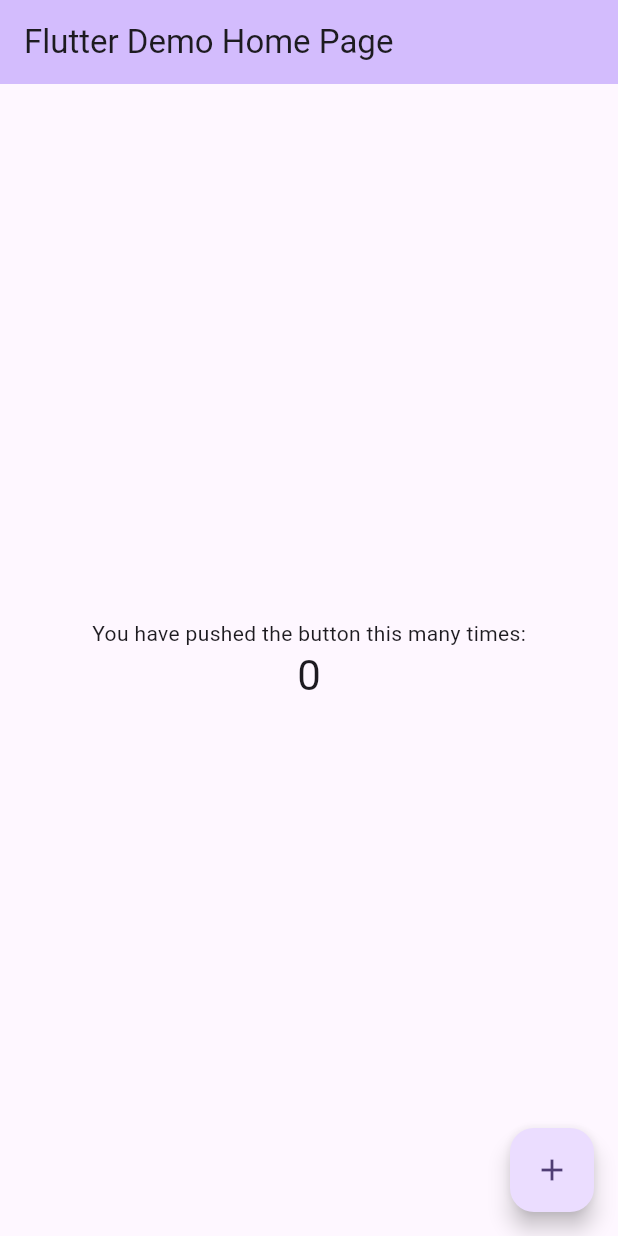
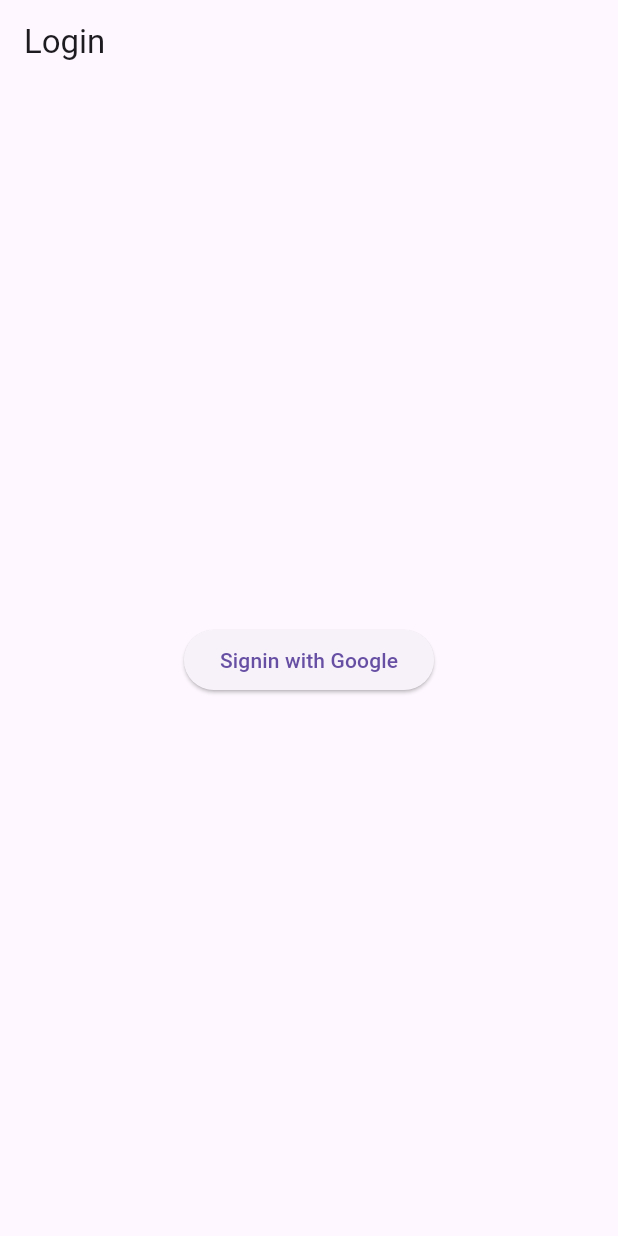
Before and after one commit to Varun-Kolanu/csoc_flutter, a Flutter app: the screen it shows after launch, on a phone screen of 412 x 824 dp. Run offline on Flutter 3.47's test engine with Material 3 defaults, Android fonts, the phone set to English and light mode, and no system bars; our stand-ins replace cloud_firestore, firebase_auth, firebase_core, flutter_bloc, google_sign_in; accounts and stored records are empty.

```diff
--- /dev/null
+++ b/lib/cubit/auth_state.dart
@@ -0,0 +1,19 @@
+part of 'auth_cubit.dart';
+
+abstract class AuthState {
+  const AuthState();
+}
+
+class AuthInitial extends AuthState {}
+
+class AuthLoading extends AuthState {}
+
+class AuthSuccess extends AuthState {
+  final UserModel user;
+  const AuthSuccess(this.user);
+}
+
+class AuthError extends AuthState {
+  final String error;
+  const AuthError(this.error);
+}
--- a/lib/main.dart
+++ b/lib/main.dart
@@ -1,125 +1,58 @@
+import 'package:csoc_flutter/cubit/auth_cubit.dart';
+import 'package:csoc_flutter/firebase_options.dart';
+import 'package:csoc_flutter/repositories/user_repository.dart';
+import 'package:csoc_flutter/ui/screens/home_screen.dart';
+import 'package:csoc_flutter/ui/screens/login_screen.dart';
+import 'package:firebase_core/firebase_core.dart';
 import 'package:flutter/material.dart';
+import 'package:flutter_bloc/flutter_bloc.dart';
 
-void main() {
-  runApp(const MyApp());
+void main() async {
+  WidgetsFlutterBinding.ensureInitialized();
+
+  // Initializing the firebase
+  await Firebase.initializeApp(
+    options: DefaultFirebaseOptions.currentPlatform,
+  );
+
+  // BLOC Pattern:
+  // 1. We call cubit, cubit does some work and calls repository.
+  // 2. Repository is responsible for returning data from APIs.
+  // 3. Repository uses Models to convert data into JSON format or JSON to class.
+  // 4. Then after all data returning, cubit emits a state. According to that state, UI gets changed inside BlocProvider.
+
+  // Creating the AuthCubit for state management. This provides cubit to all its children.
+  runApp(
+    BlocProvider<AuthCubit>(
+      create: (context) => AuthCubit(UserRepository()),
+      child: const MyApp(),
+    ),
+  );
 }
 
 class MyApp extends StatelessWidget {
   const MyApp({super.key});
 
-  // This widget is the root of your application.
   @override
   Widget build(BuildContext context) {
+    final authCubit = context.read<AuthCubit>();
+
     return MaterialApp(
-      title: 'Flutter Demo',
-      theme: ThemeData(
-        // This is the theme of your application.
-        //
-        // TRY THIS: Try running your application with "flutter run". You'll see
-        // the application has a purple toolbar. Then, without quitting the app,
-        // try changing the seedColor in the colorScheme below to Colors.green
-        // and then invoke "hot reload" (save your changes or press the "hot
-        // reload" button in a Flutter-supported IDE, or press "r" if you used
-        // the command line to start the app).
-        //
-        // Notice that the counter didn't reset back to zero; the application
-        // state is not lost during the reload. To reset the state, use hot
-        // restart instead.
-        //
-        // This works for code too, not just values: Most code changes can be
-        // tested with just a hot reload.
-        colorScheme: ColorScheme.fromSeed(seedColor: Colors.deepPurple),
-        useMaterial3: true,
+      home: BlocBuilder<AuthCubit, AuthState>(
+        bloc: authCubit,
+        builder: (context, state) {
+          if (state is AuthInitial) {
+            return const LoginScreen();
+          } else if (state is AuthSuccess) {
+            return HomeScreen(user: state.user);
+          } else if (state is AuthError) {
+            return LoginScreen(
+              msg: state.error,
+            );
+          }
+          return const LoginScreen();
+        },
       ),
-      home: const MyHomePage(title: 'Flutter Demo Home Page'),
     );
   }
 }
-
-class MyHomePage extends StatefulWidget {
-  const MyHomePage({super.key, required this.title});
-
-  // This widget is the home page of your application. It is stateful, meaning
-  // that it has a State object (defined below) that contains fields that affect
-  // how it looks.
-
-  // This class is the configuration for the state. It holds the values (in this
-  // case the title) provided by the parent (in this case the App widget) and
-  // used by the build method of the State. Fields in a Widget subclass are
-  // always marked "final".
-
-  final String title;
-
-  @override
-  State<MyHomePage> createState() => _MyHomePageState();
-}
-
-class _MyHomePageState extends State<MyHomePage> {
-  int _counter = 0;
-
-  void _incrementCounter() {
-    setState(() {
-      // This call to setState tells the Flutter framework that something has
-      // changed in this State, which causes it to rerun the build method below
-      // so that the display can reflect the updated values. If we changed
-      // _counter without calling setState(), then the build method would not be
-      // called again, and so nothing would appear to happen.
-      _counter++;
-    });
-  }
-
-  @override
-  Widget build(BuildContext context) {
-    // This method is rerun every time setState is called, for instance as done
-    // by the _incrementCounter method above.
-    //
-    // The Flutter framework has been optimized to make rerunning build methods
-    // fast, so that you can just rebuild anything that needs updating rather
-    // than having to individually change instances of widgets.
-    return Scaffold(
-      appBar: AppBar(
-        // TRY THIS: Try changing the color here to a specific color (to
-        // Colors.amber, perhaps?) and trigger a hot reload to see the AppBar
-        // change color while the other colors stay the same.
-        backgroundColor: Theme.of(context).colorScheme.inversePrimary,
-        // Here we take the value from the MyHomePage object that was created by
-        // the App.build method, and use it to set our appbar title.
-        title: Text(widget.title),
-      ),
-      body: Center(
-        // Center is a layout widget. It takes a single child and positions it
-        // in the middle of the parent.
-        child: Column(
-          // Column is also a layout widget. It takes a list of children and
-          // arranges them vertically. By default, it sizes itself to fit its
-          // children horizontally, and tries to be as tall as its parent.
-          //
-          // Column has various properties to control how it sizes itself and
-          // how it positions its children. Here we use mainAxisAlignment to
-          // center the children vertically; the main axis here is the vertical
-          // axis because Columns are vertical (the cross axis would be
-          // horizontal).
-          //
-          // TRY THIS: Invoke "debug painting" (choose the "Toggle Debug Paint"
-          // action in the IDE, or press "p" in the console), to see the
-          // wireframe for each widget.
-          mainAxisAlignment: MainAxisAlignment.center,
-          children: <Widget>[
-            const Text(
-              'You have pushed the button this many times:',
-            ),
-            Text(
-              '$_counter',
-              style: Theme.of(context).textTheme.headlineMedium,
-            ),
-          ],
-        ),
-      ),
-      floatingActionButton: FloatingActionButton(
-        onPressed: _incrementCounter,
-        tooltip: 'Increment',
-        child: const Icon(Icons.add),
-      ), // This trailing comma makes auto-formatting nicer for build methods.
-    );
-  }
-}
--- /dev/null
+++ b/lib/models/user_model.dart
@@ -0,0 +1,26 @@
+import 'package:cloud_firestore/cloud_firestore.dart';
+
+class UserModel {
+  final firebaseCollection = FirebaseFirestore.instance.collection("User");
+  final String? id;
+  final String? name;
+  final String? email;
+
+  UserModel({
+    this.id,
+    this.name,
+    this.email,
+  });
+
+  Map<String, dynamic> toJson() => {
+        'id': id,
+        'name': name,
+        'email': email,
+      };
+
+  factory UserModel.fromJson(Map<String, dynamic> json) => UserModel(
+        id: json["id"],
+        name: json["name"],
+        email: json["email"],
+      );
+}
--- /dev/null
+++ b/lib/services/auth_service.dart
@@ -0,0 +1,25 @@
+import 'package:firebase_auth/firebase_auth.dart';
+import 'package:google_sign_in/google_sign_in.dart';
+
+class AuthService {
+  final FirebaseAuth firebaseAuth = FirebaseAuth.instance;
+  final GoogleSignIn _googleSignIn = GoogleSignIn();
+
+  Future<UserCredential?> signInWithGoogle() async {
+    final GoogleSignInAccount? googleUser = await _googleSignIn.signIn();
+
+    if (googleUser != null) {
+      final GoogleSignInAuthentication googleAuth =
+          await googleUser.authentication;
+      final credential = GoogleAuthProvider.credential(
+        accessToken: googleAuth.accessToken,
+        idToken: googleAuth.idToken,
+      );
+      return await firebaseAuth.signInWithCredential(credential);
+    } else {
+      return null;
+    }
+  }
+
+  User? get currentUser => firebaseAuth.currentUser;
+}
--- /dev/null
+++ b/lib/ui/screens/login_screen.dart
@@ -0,0 +1,30 @@
+import 'package:csoc_flutter/cubit/auth_cubit.dart';
+import 'package:flutter/material.dart';
+import 'package:flutter_bloc/flutter_bloc.dart';
+
+class LoginScreen extends StatefulWidget {
+  final String? msg;
+
+  const LoginScreen({super.key, this.msg});
+
+  @override
+  State<LoginScreen> createState() => _LoginScreenState();
+}
+
+class _LoginScreenState extends State<LoginScreen> {
+  @override
+  Widget build(BuildContext context) {
+    final authCubit = context.read<AuthCubit>();
+    return Scaffold(
+      appBar: AppBar(
+        title: const Text("Login"),
+      ),
+      body: Center(
+        child: ElevatedButton(
+          onPressed: authCubit.signinWithGoogle,
+          child: const Text("Signin with Google"),
+        ),
+      ),
+    );
+  }
+}
--- /dev/null
+++ b/lib/utils/constants.dart
@@ -0,0 +1,3 @@
+class AppConstants {
+  static String screenSize = "0.5";
+}
--- /dev/null
+++ b/lib/utils/images.dart
@@ -0,0 +1,3 @@
+class ImagePaths {
+  static String sampleImage = "assets/images/sample.jpg";
+}
--- a/pubspec.yaml
+++ b/pubspec.yaml
@@ -35,6 +35,11 @@ dependencies:
   # The following adds the Cupertino Icons font to your application.
   # Use with the CupertinoIcons class for iOS style icons.
   cupertino_icons: ^1.0.6
+  firebase_core: ^2.32.0
+  firebase_auth: ^4.20.0
+  google_sign_in: ^6.2.1
+  cloud_firestore: ^4.17.5
+  flutter_bloc: ^8.1.5
 
 dev_dependencies:
   flutter_test:
```
Also changed, not shown: lib/cubit/auth_cubit.dart (added, +43 -0 lines), lib/repositories/user_repository.dart (added, +19 -0 lines), lib/ui/screens/home_screen.dart (added, +41 -0 lines), lib/ui/widgets/app_bar.dart (added, +25 -0 lines), lib/utils/colors.dart (added, +7 -0 lines), firebase.json (added), lib/firebase_options.dart (added), lib/utils/routes.dart (added), pubspec.lock, 6 other files.
